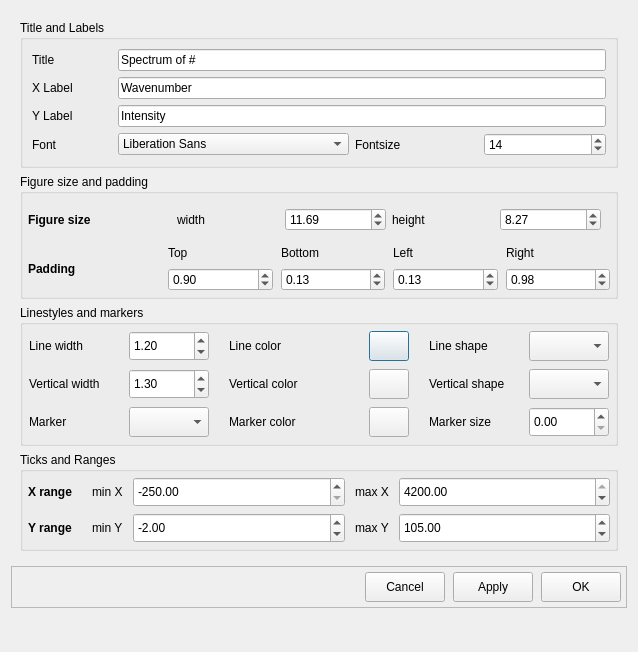
Above: ui/ui_style.ui from moaz-elesawey/gaussian-spectrum-analyzer before the change. Below: the same form after it.
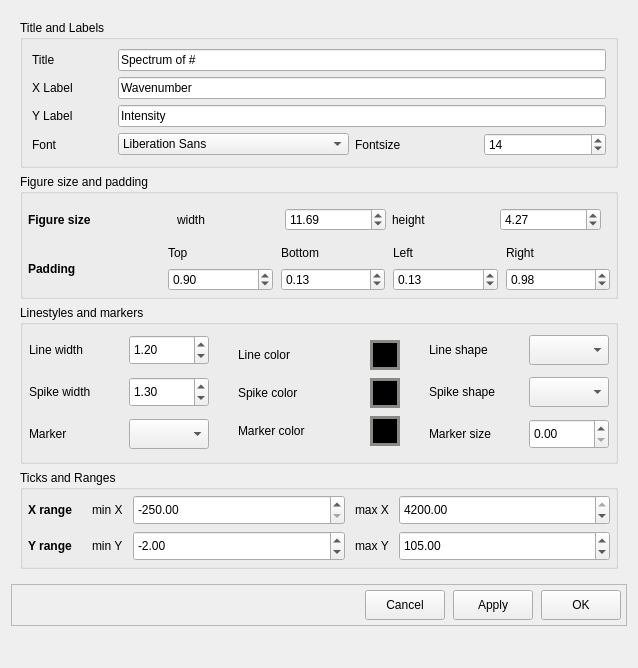
That is the form after the change.

What changed in the file:
```diff
--- a/ui/ui_style.ui
+++ b/ui/ui_style.ui
@@ -7,7 +7,7 @@
     <x>0</x>
     <y>0</y>
     <width>638</width>
-    <height>652</height>
+    <height>668</height>
    </rect>
   </property>
   <property name="maximumSize">
@@ -393,7 +393,7 @@
                <double>2.000000000000000</double>
               </property>
               <property name="value">
-               <double>8.270000000000000</double>
+               <double>4.270000000000000</double>
               </property>
              </widget>
             </item>
@@ -501,7 +501,7 @@
               </size>
              </property>
              <property name="text">
-              <string>Vertical width</string>
+              <string>Spike width</string>
              </property>
             </widget>
            </item>
@@ -545,109 +545,6 @@
            </item>
           </layout>
          </item>
-         <item row="0" column="1">
-          <layout class="QGridLayout" name="gridLayout_3">
-           <property name="verticalSpacing">
-            <number>8</number>
-           </property>
-           <item row="0" column="0">
-            <widget class="QLabel" name="label_8">
-             <property name="sizePolicy">
-              <sizepolicy hsizetype="Expanding" vsizetype="Preferred">
-               <horstretch>0</horstretch>
-               <verstretch>0</verstretch>
-              </sizepolicy>
-             </property>
-             <property name="minimumSize">
-              <size>
-               <width>100</width>
-               <height>0</height>
-              </size>
-             </property>
-             <property name="text">
-              <string>Line color</string>
-             </property>
-            </widget>
-           </item>
-           <item row="0" column="1">
-            <widget class="QPushButton" name="line_color_pick">
-             <property name="minimumSize">
-              <size>
-               <width>0</width>
-               <height>30</height>
-              </size>
-             </property>
-             <property name="text">
-              <string/>
-             </property>
-            </widget>
-           </item>
-           <item row="1" column="0">
-            <widget class="QLabel" name="label_9">
-             <property name="sizePolicy">
-              <sizepolicy hsizetype="Expanding" vsizetype="Preferred">
-               <horstretch>0</horstretch>
-               <verstretch>0</verstretch>
-              </sizepolicy>
-             </property>
-             <property name="minimumSize">
-              <size>
-               <width>100</width>
-               <height>0</height>
-              </size>
-             </property>
-             <property name="text">
-              <string>Vertical color</string>
-             </property>
-            </widget>
-           </item>
-           <item row="1" column="1">
-            <widget class="QPushButton" name="spike_color_pick">
-             <property name="minimumSize">
-              <size>
-               <width>0</width>
-               <height>30</height>
-              </size>
-             </property>
-             <property name="text">
-              <string/>
-             </property>
-            </widget>
-           </item>
-           <item row="2" column="0">
-            <widget class="QLabel" name="label_13">
-             <property name="sizePolicy">
-              <sizepolicy hsizetype="Expanding" vsizetype="Preferred">
-               <horstretch>0</horstretch>
-               <verstretch>0</verstretch>
-              </sizepolicy>
-             </property>
-             <property name="minimumSize">
-              <size>
-               <width>100</width>
-               <height>0</height>
-              </size>
-             </property>
-             <property name="text">
-              <string>Marker color</string>
-             </property>
-            </widget>
-           </item>
-           <item row="2" column="1">
-            <widget class="QPushButton" name="marker_color_pick">
-             <property name="minimumSize">
-              <size>
-               <width>0</width>
-               <height>30</height>
-              </size>
-             </property>
-             <property name="text">
-              <string/>
-             </property>
-            </widget>
-           </item>
-          </layout>
-         </item>
          <item row="0" column="2">
           <layout class="QGridLayout" name="gridLayout_4">
            <property name="verticalSpacing">
@@ -703,7 +600,7 @@
               </size>
              </property>
              <property name="text">
-              <string>Vertical shape</string>
+              <string>Spike shape</string>
              </property>
             </widget>
            </item>
@@ -754,6 +651,136 @@
            </item>
           </layout>
          </item>
+         <item row="0" column="1">
+          <widget class="QFrame" name="frame">
+           <property name="styleSheet">
+            <string notr="true">QPushButton{
+	background-color: rgb(0, 0, 0);
+	border: 3px solid;
+	border-color: rgb(136, 138, 133);
+}</string>
+           </property>
+           <layout class="QGridLayout" name="gridLayout_3">
+            <property name="verticalSpacing">
+             <number>8</number>
+            </property>
+            <item row="0" column="0">
+             <widget class="QLabel" name="label_8">
+              <property name="sizePolicy">
+               <sizepolicy hsizetype="Expanding" vsizetype="Preferred">
+                <horstretch>0</horstretch>
+                <verstretch>0</verstretch>
+               </sizepolicy>
+              </property>
+              <property name="minimumSize">
+               <size>
+                <width>100</width>
+                <height>0</height>
+               </size>
+              </property>
+              <property name="text">
+               <string>Line color</string>
+              </property>
+             </widget>
+            </item>
+            <item row="0" column="1">
+             <widget class="QPushButton" name="line_color_pick">
+              <property name="minimumSize">
+               <size>
+                <width>0</width>
+                <height>30</height>
+               </size>
+              </property>
+              <property name="maximumSize">
+               <size>
+                <width>30</width>
+                <height>30</height>
+               </size>
+              </property>
+              <property name="text">
+               <string/>
+              </property>
+             </widget>
+            </item>
+            <item row="1" column="0">
+             <widget class="QLabel" name="label_9">
+              <property name="sizePolicy">
+               <sizepolicy hsizetype="Expanding" vsizetype="Preferred">
+                <horstretch>0</horstretch>
+                <verstretch>0</verstretch>
+               </sizepolicy>
+              </property>
+              <property name="minimumSize">
+               <size>
+                <width>100</width>
+                <height>0</height>
+               </size>
+              </property>
+              <property name="text">
+               <string>Spike color</string>
+              </property>
+             </widget>
+            </item>
+            <item row="1" column="1">
+             <widget class="QPushButton" name="spike_color_pick">
+              <property name="minimumSize">
+               <size>
+                <width>0</width>
+                <height>30</height>
+               </size>
+              </property>
+              <property name="maximumSize">
+               <size>
+                <width>30</width>
+                <height>30</height>
+               </size>
+              </property>
+              <property name="text">
+               <string/>
+              </property>
+             </widget>
+            </item>
+            <item row="2" column="0">
+             <widget class="QLabel" name="label_13">
+              <property name="sizePolicy">
+               <sizepolicy hsizetype="Expanding" vsizetype="Preferred">
+                <horstretch>0</horstretch>
+                <verstretch>0</verstretch>
+               </sizepolicy>
+              </property>
+              <property name="minimumSize">
+               <size>
+                <width>100</width>
+                <height>0</height>
+               </size>
+              </property>
+              <property name="text">
+               <string>Marker color</string>
+              </property>
+             </widget>
+            </item>
+            <item row="2" column="1">
+             <widget class="QPushButton" name="marker_color_pick">
+              <property name="minimumSize">
+               <size>
+                <width>0</width>
+                <height>30</height>
+               </size>
+              </property>
+              <property name="maximumSize">
+               <size>
+                <width>30</width>
+                <height>30</height>
+               </size>
+              </property>
+              <property name="text">
+               <string/>
+              </property>
+             </widget>
+            </item>
+           </layout>
+          </widget>
+         </item>
         </layout>
        </widget>
       </item>
```
